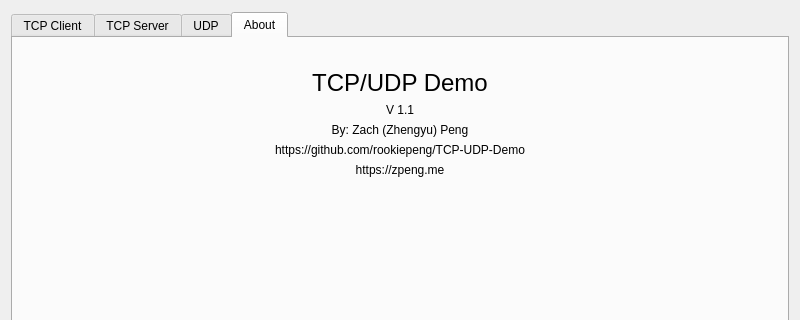
Above: mainwindow.ui from rookiepeng/comm-test before the change; both pictures show x 0 to 800 and y 101 to 421 of the 800 by 800 pixel window. Below: the same form after it.
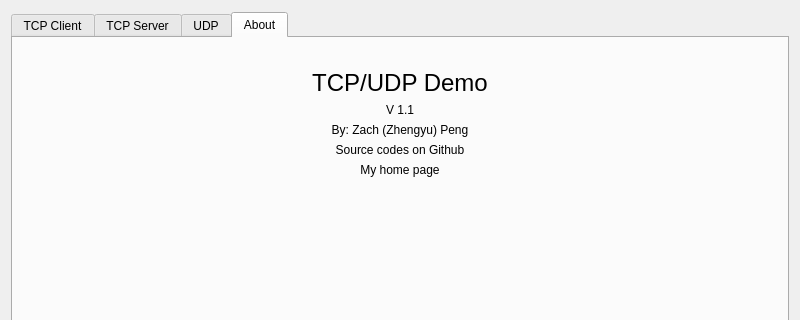
That is the form after the change. The open tabs and pages were chosen to show the change.

Commit message: Links in about tab

Diff of the .ui file:
```diff
--- a/mainwindow.ui
+++ b/mainwindow.ui
@@ -729,7 +729,7 @@
         <item>
          <widget class="QLabel" name="label_8">
           <property name="text">
-           <string>https://github.com/rookiepeng/TCP-UDP-Demo</string>
+           <string>Source codes on Github</string>
           </property>
           <property name="alignment">
            <set>Qt::AlignCenter</set>
@@ -742,7 +742,7 @@
         <item>
          <widget class="QLabel" name="label_9">
           <property name="text">
-           <string>https://zpeng.me</string>
+           <string>My home page</string>
           </property>
           <property name="alignment">
            <set>Qt::AlignCenter</set>
```
Left out of the diff: 6 changed lines with no effect on the pictures. The commit also changes 1 other file.
